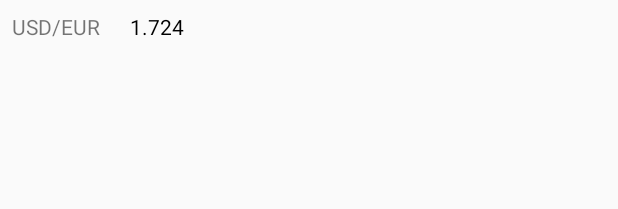
After one commit to FabioMartignoni89/ExchangeRatesTracker-android, an Android app: the layout exchange_rate_row.xml on its own in the app's theme, with its tools: preview values and no code run, on a phone screen of 412 x 824 dp. The commit adds this screen. Shown: the top 209 px of the screen. Run offline under Robolectric (Android 15) with nearby library versions, the phone set to English and light mode, and no system bars.

Commit message:
Exchange rates list implementation

```diff
--- /dev/null
+++ b/app/src/main/res/layout/exchange_rate_row.xml
@@ -0,0 +1,23 @@
+<?xml version="1.0" encoding="utf-8"?>
+<LinearLayout
+    xmlns:android="http://schemas.android.com/apk/res/android"
+    android:padding="8dp"
+    android:layout_width="match_parent"
+    android:layout_height="wrap_content"
+    android:orientation="horizontal">
+
+    <TextView
+        android:layout_width="wrap_content"
+        android:layout_height="wrap_content"
+        android:id="@+id/currencyPairTextView"
+        android:text="USD/EUR"/>
+
+    <TextView
+        android:layout_width="wrap_content"
+        android:layout_height="wrap_content"
+        android:id="@+id/exchangeRateTextView"
+        android:layout_marginStart="20dp"
+        android:textColor="@color/colorTextPrimary"
+        android:text="1.724"/>
+
+</LinearLayout>
--- a/app/src/main/res/values/colors.xml
+++ b/app/src/main/res/values/colors.xml
@@ -3,4 +3,5 @@
     <color name="colorPrimary">#FF2196F3</color>
     <color name="colorPrimaryDark">#FF2196F3</color>
     <color name="colorAccent">#FF2196F3</color>
+    <color name="colorTextPrimary">#FF000000</color>
 </resources>
```
Also changed, not shown: app/src/main/java/it/fabiomartignoni/exchangeratestracker/view/ExchangeRatesAdapter.kt (added, +57 -0 lines), app/src/main/java/it/fabiomartignoni/exchangeratestracker/view/ExchangeRatesFragment.kt (+20 -13 lines).
